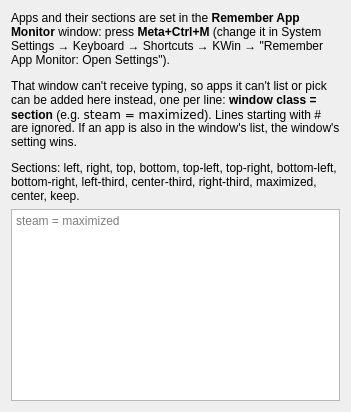
Qt form package/contents/ui/config.ui (sky0matic/remember-app-monitor) before a commit.
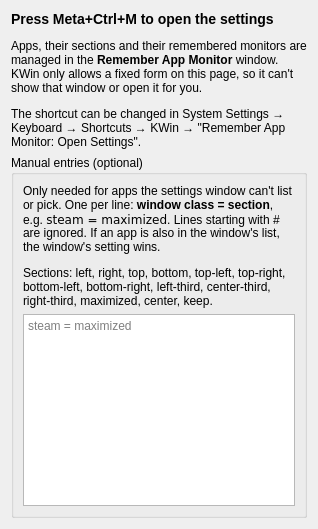
The same form after that commit.

Commit message:
fix: make the System Settings page point clearly to the settings window (#2)
KWin only supports a static Qt Designer form for script settings, so the
page can't show or open the QML settings window. Lead with the shortcut
and move the manual entries into an optional group.

What changed in the file:
```diff
--- a/package/contents/ui/config.ui
+++ b/package/contents/ui/config.ui
@@ -6,7 +6,23 @@
    <item>
     <widget class="QLabel" name="label">
      <property name="text">
-      <string>&lt;p&gt;Apps and their sections are set in the &lt;b&gt;Remember App Monitor&lt;/b&gt; window: press &lt;b&gt;Meta+Ctrl+M&lt;/b&gt; (change it in System Settings → Keyboard → Shortcuts → KWin → "Remember App Monitor: Open Settings").&lt;/p&gt;&lt;p&gt;That window can't receive typing, so apps it can't list or pick can be added here instead, one per line: &lt;b&gt;window class = section&lt;/b&gt; (e.g. &lt;code&gt;steam = maximized&lt;/code&gt;). Lines starting with # are ignored. If an app is also in the window's list, the window's setting wins.&lt;/p&gt;&lt;p&gt;Sections: left, right, top, bottom, top-left, top-right, bottom-left, bottom-right, left-third, center-third, right-third, maximized, center, keep.&lt;/p&gt;</string>
+      <string>&lt;h3&gt;Press Meta+Ctrl+M to open the settings&lt;/h3&gt;&lt;p&gt;Apps, their sections and their remembered monitors are managed in the &lt;b&gt;Remember App Monitor&lt;/b&gt; window. KWin only allows a fixed form on this page, so it can't show that window or open it for you.&lt;/p&gt;&lt;p&gt;The shortcut can be changed in System Settings → Keyboard → Shortcuts → KWin → "Remember App Monitor: Open Settings".&lt;/p&gt;</string>
+     </property>
+     <property name="wordWrap">
+      <bool>true</bool>
+     </property>
+    </widget>
+   </item>
+   <item>
+    <widget class="QGroupBox" name="manualGroup">
+     <property name="title">
+      <string>Manual entries (optional)</string>
+     </property>
+     <layout class="QVBoxLayout" name="manualLayout">
+      <item>
+       <widget class="QLabel" name="manualHelp">
+        <property name="text">
+         <string>&lt;p&gt;Only needed for apps the settings window can't list or pick. One per line: &lt;b&gt;window class = section&lt;/b&gt;, e.g. &lt;code&gt;steam = maximized&lt;/code&gt;. Lines starting with # are ignored. If an app is also in the window's list, the window's setting wins.&lt;/p&gt;&lt;p&gt;Sections: left, right, top, bottom, top-left, top-right, bottom-left, bottom-right, left-third, center-third, right-third, maximized, center, keep.&lt;/p&gt;</string>
      </property>
      <property name="wordWrap">
       <bool>true</bool>
@@ -18,6 +34,9 @@
      <property name="placeholderText">
       <string>steam = maximized</string>
      </property>
+       </widget>
+      </item>
+     </layout>
     </widget>
    </item>
   </layout>
```
Left out of the diff: 2 changed lines with no effect on the pictures. Lines whose indentation alone changed are shown as unchanged.
